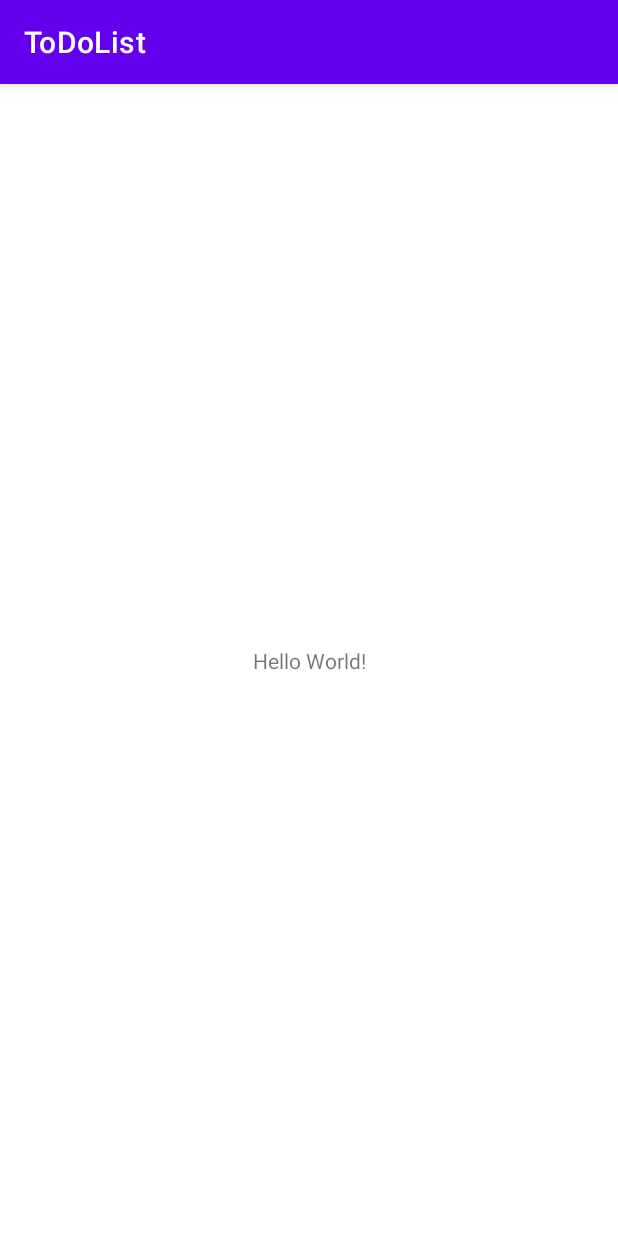
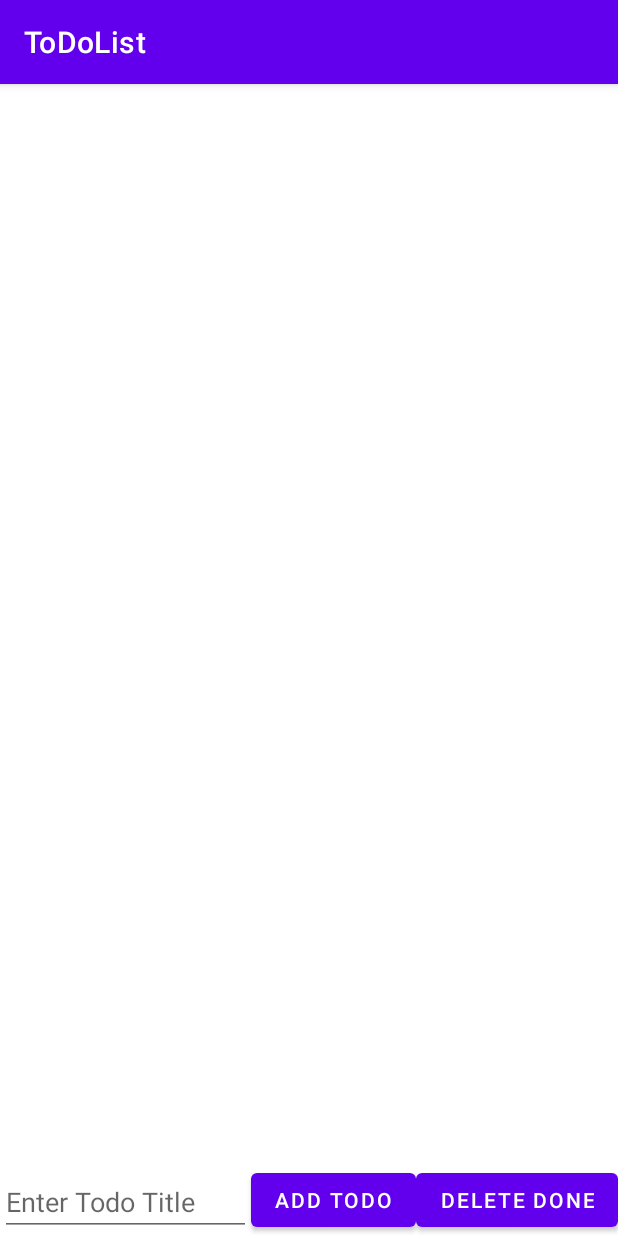
Before and after one commit to deepfuriya/toDoList, an Android app: the screen it shows after launch (MainActivity), on a phone screen of 412 x 824 dp. Run offline under Robolectric (Android 15) with nearby library versions, the phone set to English and light mode, and no system bars; 5 statements that could not run were skipped.

```diff
--- a/app/build.gradle
+++ b/app/build.gradle
@@ -5,7 +5,7 @@ plugins {
 
 android {
     namespace 'com.example.todolist'
-    compileSdk 32
+    compileSdk 33
 
     defaultConfig {
         applicationId "com.example.todolist"
--- /dev/null
+++ b/app/src/main/java/com/example/todolist/Todo.kt
@@ -0,0 +1,6 @@
+package com.example.todolist
+
+data class Todo (
+    val title: String,
+    val isChecked: Boolean = false
+)
--- a/app/src/main/res/layout/activity_main.xml
+++ b/app/src/main/res/layout/activity_main.xml
@@ -6,13 +6,37 @@
     android:layout_height="match_parent"
     tools:context=".MainActivity">
 
-    <TextView
-        android:layout_width="wrap_content"
-        android:layout_height="wrap_content"
-        android:text="Hello World!"
-        app:layout_constraintBottom_toBottomOf="parent"
+    <androidx.recyclerview.widget.RecyclerView
+        android:id="@+id/recyelerView"
+        android:layout_width="match_parent"
+        android:layout_height="0dp"
+        app:layout_constraintBottom_toTopOf="@+id/enterToDoTitle"
         app:layout_constraintEnd_toEndOf="parent"
         app:layout_constraintStart_toStartOf="parent"
         app:layout_constraintTop_toTopOf="parent" />
 
+    <EditText
+        android:id="@+id/enterToDoTitle"
+        android:layout_width="0dp"
+        android:layout_height="wrap_content"
+        android:hint="Enter Todo Title"
+        app:layout_constraintBottom_toBottomOf="parent"
+        app:layout_constraintEnd_toStartOf="@+id/btnAddTodo"
+        app:layout_constraintStart_toStartOf="parent" />
+
+    <Button
+        android:id="@+id/btnAddTodo"
+        android:layout_width="wrap_content"
+        android:layout_height="wrap_content"
+        android:text="Add Todo"
+        app:layout_constraintBottom_toBottomOf="parent"
+        app:layout_constraintEnd_toStartOf="@+id/btnDeleteTodo" />
+
+    <Button
+        android:id="@+id/btnDeleteTodo"
+        android:layout_width="wrap_content"
+        android:layout_height="wrap_content"
+        android:text="Delete done"
+        app:layout_constraintBottom_toBottomOf="parent"
+        app:layout_constraintEnd_toEndOf="parent" />
 </androidx.constraintlayout.widget.ConstraintLayout>
```
Also changed, not shown: app/src/main/java/com/example/todolist/MainActivity.kt (+24 -0 lines), app/src/main/java/com/example/todolist/TodoAdapter.kt (added, +46 -0 lines), app/src/main/res/layout/item_todo.xml (added, +29 -0 lines).
